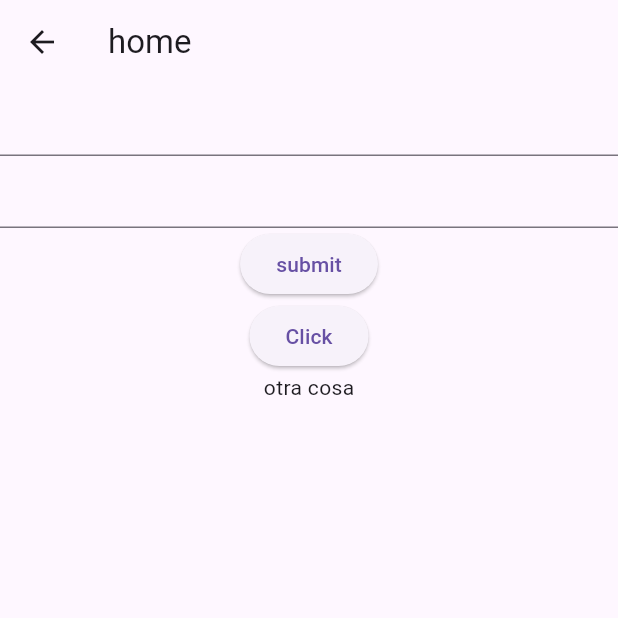
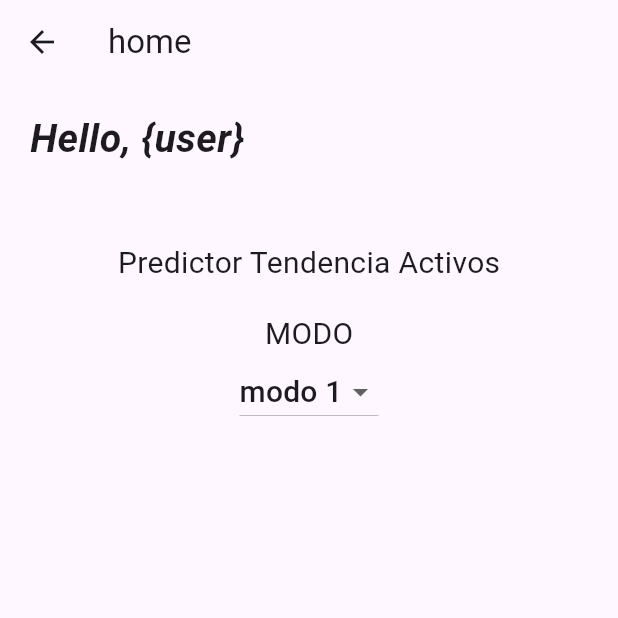
Before and after one commit to Xander44-4/frontend-predictor-tendencia, a Flutter app: the HomeScreen screen opened by its route, on a phone screen of 412 x 824 dp, the top half of it. Run offline on Flutter 3.47's test engine with Material 3 defaults, Android fonts, the phone set to English and light mode, and no system bars; our stand-ins replace font_awesome_flutter.

Commit message:
home Screen without design

```diff
--- a/lib/app/models/login_model.dart
+++ b/lib/app/models/login_model.dart
@@ -2,17 +2,24 @@
 
 class LoginResponse {
 
-  final String user;
-  final String token;
+  final UserData? user;
+  final String? token;
+  final String? errorMessage;
 
   const LoginResponse({
-    required this.user,
-    required this.token
+    this.user,
+    this.token,
+    this.errorMessage
   });
 
   factory LoginResponse.fromJson(Map<String, dynamic> json){
 
-    return  LoginResponse( user: json["user_data"], token: json["token"]);
+    if(json.containsKey('detail')){
+      return LoginResponse(errorMessage: json['detail']);
+    }
+
+    return  LoginResponse( user: UserData.fromJson(json["user_data"]), token: json["token"]);
+
   }
 }
 
@@ -34,3 +41,26 @@ class LoginRequest {
     return fieldPost;
   }
 }
+
+
+class UserData {
+  final String id;
+  final String username;
+  final int age;
+  final String email;
+  final String password;
+
+  UserData({
+    required this.id,
+    required this.username,
+    required this.age,
+    required this.email,
+    required this.password
+ });
+
+  factory UserData.fromJson(Map<String, dynamic> json){
+
+    return UserData(id: json["_id"], username: json["username"],
+        age: json["age"], email: json["email"], password: json["password_hashed"]);
+  }
+}
--- a/lib/app/services/login_services.dart
+++ b/lib/app/services/login_services.dart
@@ -21,6 +21,9 @@ class LoginServices {
       LoginResponse goodResponse =LoginResponse.fromJson(decodedJson);
       return goodResponse;
     }
+    if(response.statusCode == 401){
+      return const LoginResponse(errorMessage: "Credenciales inválidas");
+    }
     return null;
 
 
--- a/lib/app/ui/screens/home.dart
+++ b/lib/app/ui/screens/home.dart
@@ -11,112 +11,62 @@ class HomeScreen extends StatefulWidget {
 }
 
 class _HomeScreenState extends State<HomeScreen> {
+  final modes =['modo 1','modo 2', 'modo 3'];
+  String? value;
 
-  final TextEditingController _emailController = TextEditingController();
-  final TextEditingController _passwordController = TextEditingController();
-  final _formlogin = GlobalKey<FormState>();
-
-  Future<LoginResponse?>? _getUsers;
   LoginServices getUsers = LoginServices();
    LoginRequest? requestModel;
+
   @override
   void initState(){
     super.initState();
     requestModel =  LoginRequest();
+    value = modes.first;
   }
+
+  DropdownMenuItem<String> buildMenuItem(String item) => DropdownMenuItem(
+    value: item,
+    child: Text(item, style: const TextStyle(fontSize: 20)),
+  );
 
   @override
   Widget build(BuildContext context) {
+
     return  Scaffold(
       appBar: AppBar(title: const Text('home')),
-      body: Column(
+      body:  Column(
         children: [
-          Form(
-            key: _formlogin,
-            child:  Column(
-            children: [
-              TextFormField(
-                controller: _emailController,
-                validator: ( v){
-                  if(v == null || v.isEmpty){
-                    return 'ingrese un valor';
-                  }
-                  if( v.contains('[')){
-                    return "no puede contener charateres especiales '['";
-                  }
-                  return null;
-                },
-              ),
-              TextFormField(
-                controller: _passwordController ,
-                validator: (v){
-                  if(v == null || v.isEmpty){
-                    return 'este campo no puede ir vacio';
-                  }
-                  if(v.length < 5){
-                    return 'contraseña muy corta';
-                  }
-                  return null;
+        const SizedBox(height: 18),
 
-                },
-              ),
-              ElevatedButton(onPressed: () async{
-                if(_formlogin.currentState!.validate())
-                {
-                  _formlogin.currentState!.save();
-                  ScaffoldMessenger.of(context).showSnackBar(
-                   const SnackBar(content: Text('procesando'))
-                  );
-                  requestModel!.email = _emailController.text;
-                  requestModel!.password = _passwordController.text;
-
-                  final response = await getUsers.fetchData(requestModel!);
-
-                  if (response != null) {
-
-                    print('Token: ${response.token}');
-                  } else {
-                    print('Error al iniciar sesión');
-                  }
-
-                  _formlogin.currentState!.reset();
-                }
-
-
-              }, child: const Text('submit'))
-            ],
-          )),
-
-
-          ElevatedButton(
-            onPressed: () async {
-              requestModel!.email = 'Pri@example.com';
-              requestModel!.password = 'dagamer_panda'; // tu contraseña hardcodeada
-
-
-            },
-            child: const Text('Click'),
+         Row(
+           children: [
+             Container(
+               margin: const EdgeInsets.only(left: 20),
+               child: const Text("Hello, {user}", style: TextStyle( fontSize: 26,
+                   fontStyle: FontStyle.italic,
+                    fontWeight: FontWeight.bold
+               ),
+               ),
+             ),
+           ],
+         ),
+          const SizedBox(height: 50 ,),
+          const Text('Predictor Tendencia Activos', style: TextStyle(fontSize: 20),
           ),
-
-
-          FutureBuilder(future: _getUsers, builder:(context, shapshot){
-              if(shapshot.connectionState == ConnectionState.waiting){
-                return const CircularProgressIndicator();
-              }else if(shapshot.hasError){
-                return Text("Error: ${shapshot.error}");
-              }else if(shapshot.hasData){
-                return  Text(" ${shapshot.data!.token}");
-              }
-
-              else{
-                return const Text('otra cosa');
-              }
-
-          })
+          const SizedBox(height: 18,),
+          const Text('MODO', style: TextStyle(fontSize: 20)),
+          Center(
+            child: DropdownButton<String>(
+                value: value,
+                items: modes.map(buildMenuItem).toList(),
+                onChanged: (v) => setState(() => value = v)
+            ),
+          )
         ],
       ),
 
+    );
 
-    );
+
   }
 }
```
Also changed, not shown: lib/app/ui/screens/login_screen.dart (+105 -12 lines), lib/app/ui/widgets/custom_input.dart (+7 -1 lines).
